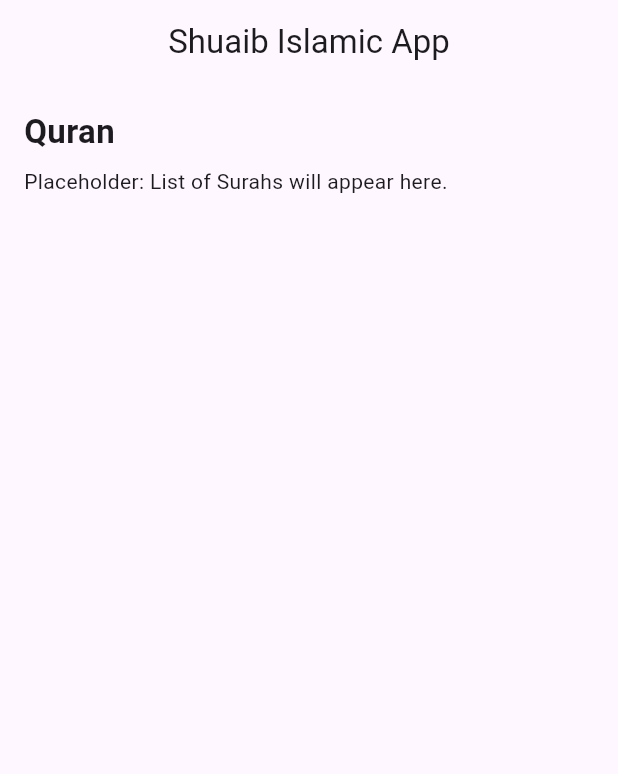
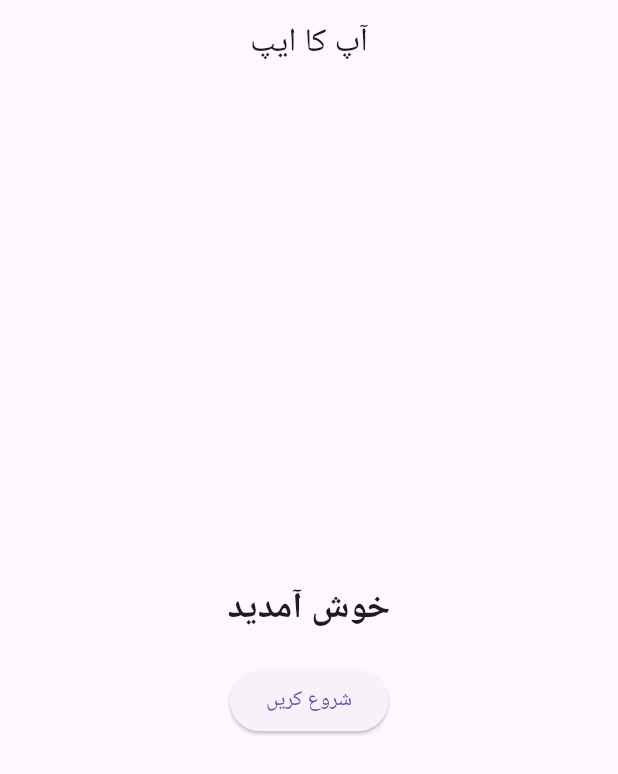
Before and after one commit to sjsnza123-art/shuaib_islamic_app_full, a Flutter app: the screen it shows after launch, on a phone screen of 412 x 824 dp. Shown: the top 774 px of the screen. Run offline on Flutter 3.47's test engine with Material 3 defaults, Android fonts, the phone set to English and light mode, and no system bars; Roboto replaces fonts that are missing (UrduFont).

Commit message:
Update main.dart

```diff
--- a/lib/main.dart
+++ b/lib/main.dart
@@ -1,135 +1,50 @@
 import 'package:flutter/material.dart';
 
 void main() {
-  runApp(const ShuaibApp());
+  runApp(MyApp());
 }
 
-class ShuaibApp extends StatelessWidget {
-  const ShuaibApp({super.key});
-
+class MyApp extends StatelessWidget {
   @override
   Widget build(BuildContext context) {
     return MaterialApp(
-      title: 'Shuaib Islamic App',
+      title: 'آپ کا ایپ کا نام',
       theme: ThemeData(
         primarySwatch: Colors.blue,
-        visualDensity: VisualDensity.adaptivePlatformDensity,
+        fontFamily: 'UrduFont', // اگر اردو فونٹ استعمال کر رہے ہیں
       ),
-      home: const HomePage(),
+      home: HomeScreen(), // آپ کا اپنا ہوم پیج
+      debugShowCheckedModeBanner: false, // ڈیبگ بینر ہٹائیں
     );
   }
 }
 
-class HomePage extends StatefulWidget {
-  const HomePage({super.key});
-  @override
-  State<HomePage> createState() => _HomePageState();
-}
-
-class _HomePageState extends State<HomePage> {
-  int _currentIndex = 0;
-  final _pages = [
-    const QuranPage(),
-    const HadithPage(),
-    const FatawaPage(),
-    const SearchPage(),
-  ];
-
+class HomeScreen extends StatelessWidget {
   @override
   Widget build(BuildContext context) {
     return Scaffold(
       appBar: AppBar(
-        title: const Text('Shuaib Islamic App'),
+        title: Text('آپ کا ایپ'),
         centerTitle: true,
       ),
-      body: _pages[_currentIndex],
-      bottomNavigationBar: BottomNavigationBar(
-        currentIndex: _currentIndex,
-        onTap: (i) => setState(() => _currentIndex = i),
-        items: const [
-          BottomNavigationBarItem(icon: Icon(Icons.book), label: 'Quran'),
-          BottomNavigationBarItem(icon: Icon(Icons.menu_book), label: 'Hadith'),
-          BottomNavigationBarItem(icon: Icon(Icons.question_answer), label: 'Fatawa'),
-          BottomNavigationBarItem(icon: Icon(Icons.search), label: 'Search'),
-        ],
+      body: Center(
+        child: Column(
+          mainAxisAlignment: MainAxisAlignment.center,
+          children: [
+            Text(
+              'خوش آمدید',
+              style: TextStyle(fontSize: 24, fontWeight: FontWeight.bold),
+            ),
+            SizedBox(height: 20),
+            ElevatedButton(
+              onPressed: () {
+                // آپ کا فنکشنلٹی
+              },
+              child: Text('شروع کریں'),
+            ),
+          ],
+        ),
       ),
     );
   }
 }
-
-class QuranPage extends StatelessWidget {
-  const QuranPage({super.key});
-  @override
-  Widget build(BuildContext context) {
-    return Padding(
-      padding: const EdgeInsets.all(16.0),
-      child: Column(
-        crossAxisAlignment: CrossAxisAlignment.start,
-        children: const [
-          Text('Quran', style: TextStyle(fontSize: 22, fontWeight: FontWeight.bold)),
-          SizedBox(height: 8),
-          Text('Placeholder: List of Surahs will appear here.'),
-        ],
-      ),
-    );
-  }
-}
-
-class HadithPage extends StatelessWidget {
-  const HadithPage({super.key});
-  @override
-  Widget build(BuildContext context) {
-    return Padding(
-      padding: const EdgeInsets.all(16.0),
-      child: Column(
-        crossAxisAlignment: CrossAxisAlignment.start,
-        children: const [
-          Text('Hadith', style: TextStyle(fontSize: 22, fontWeight: FontWeight.bold)),
-          SizedBox(height: 8),
-          Text('Placeholder: Sahih collections and hadith list will appear here.'),
-        ],
-      ),
-    );
-  }
-}
-
-class FatawaPage extends StatelessWidget {
-  const FatawaPage({super.key});
-  @override
-  Widget build(BuildContext context) {
-    return Padding(
-      padding: const EdgeInsets.all(16.0),
-      child: Column(
-        crossAxisAlignment: CrossAxisAlignment.start,
-        children: const [
-          Text('Fatawa', style: TextStyle(fontSize: 22, fontWeight: FontWeight.bold)),
-          SizedBox(height: 8),
-          Text('Placeholder: Fatawa collection and categories will appear here.'),
-        ],
-      ),
-    );
-  }
-}
-
-class SearchPage extends StatelessWidget {
-  const SearchPage({super.key});
-  @override
-  Widget build(BuildContext context) {
-    return Padding(
-      padding: const EdgeInsets.all(16.0),
-      child: Column(
-        children: const [
-          TextField(
-            decoration: InputDecoration(
-              prefixIcon: Icon(Icons.search),
-              hintText: 'Search Quran, Hadith, Fatawa...',
-              border: OutlineInputBorder(),
-            ),
-          ),
-          SizedBox(height: 12),
-          Text('Search results will appear here.'),
-        ],
-      ),
-    );
-  }
-}
```
